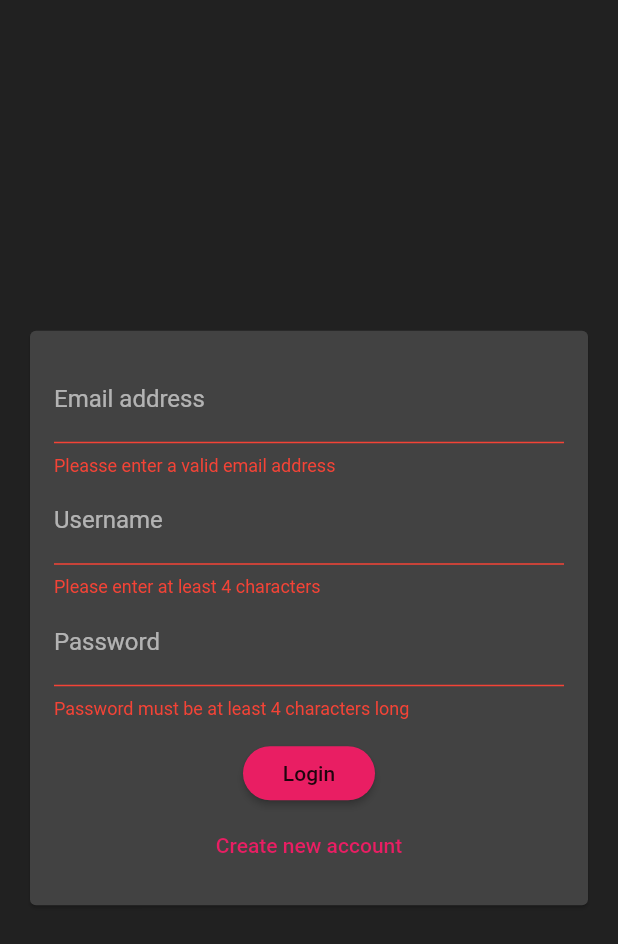
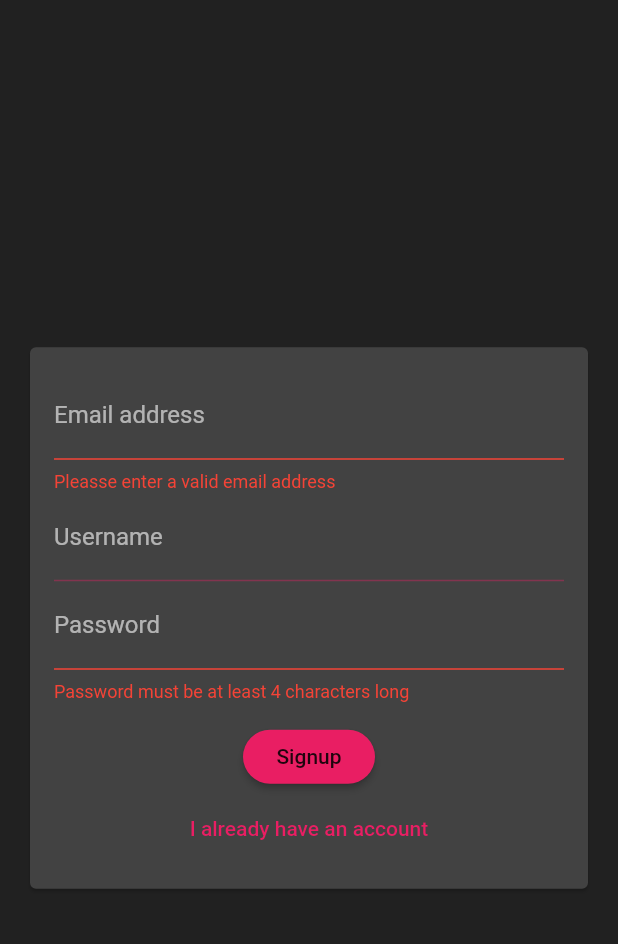
Before and after one commit to zirg41/chat_app, a Flutter app: the screen it shows after launch, after a tap on "Login", after a tap on "Create new account", on a phone screen of 412 x 824 dp. Shown: the top 944 px of the screen. Run offline on Flutter 3.47's test engine with Material 2 defaults, Android fonts, the phone set to English and light mode, and no system bars; our stand-ins replace cloud_firestore, firebase_core; accounts and stored records are empty.

Commit message:
switching signup-login added

```diff
--- a/lib/widgets/auth/auth_form.dart
+++ b/lib/widgets/auth/auth_form.dart
@@ -9,6 +9,7 @@ class AuthForm extends StatefulWidget {
 
 class _AuthFormState extends State<AuthForm> {
   final _formKey = GlobalKey<FormState>();
+  bool _isLogin = true;
 
   String? _userEmail = '';
   String? _userName = '';
@@ -39,6 +40,7 @@ class _AuthFormState extends State<AuthForm> {
                 mainAxisSize: MainAxisSize.min,
                 children: [
                   TextFormField(
+                    key: const ValueKey('email'),
                     // E-MAIL
                     keyboardType: TextInputType.emailAddress,
                     decoration: const InputDecoration(
@@ -54,8 +56,10 @@ class _AuthFormState extends State<AuthForm> {
                       _userEmail = value;
                     },
                   ),
+                  if (!_isLogin)
                     TextFormField(
                       // USER NAME
+                      key: const ValueKey('username'),
                       validator: (value) {
                         if (value!.isEmpty || value.length < 4) {
                           return "Please enter at least 4 characters";
@@ -69,6 +73,7 @@ class _AuthFormState extends State<AuthForm> {
                     ),
                   TextFormField(
                     // PASSWORD
+                    key: const ValueKey('password'),
                     validator: (value) {
                       if (value!.isEmpty || value.length < 4) {
                         return "Password must be at least 4 characters long";
@@ -84,11 +89,17 @@ class _AuthFormState extends State<AuthForm> {
                   const SizedBox(height: 12),
                   RaisedButton(
                     onPressed: _trySubmit,
-                    child: const Text("Login"),
+                    child: Text(_isLogin ? "Login" : "Signup"),
                   ),
                   TextButton(
-                    onPressed: () {},
-                    child: const Text("Create new account"),
+                    onPressed: () {
+                      setState(() {
+                        _isLogin = !_isLogin;
+                      });
+                    },
+                    child: Text(_isLogin
+                        ? "Create new account"
+                        : "I already have an account"),
                   )
                 ],
               ),
```
Lines whose indentation alone changed are shown as unchanged.
